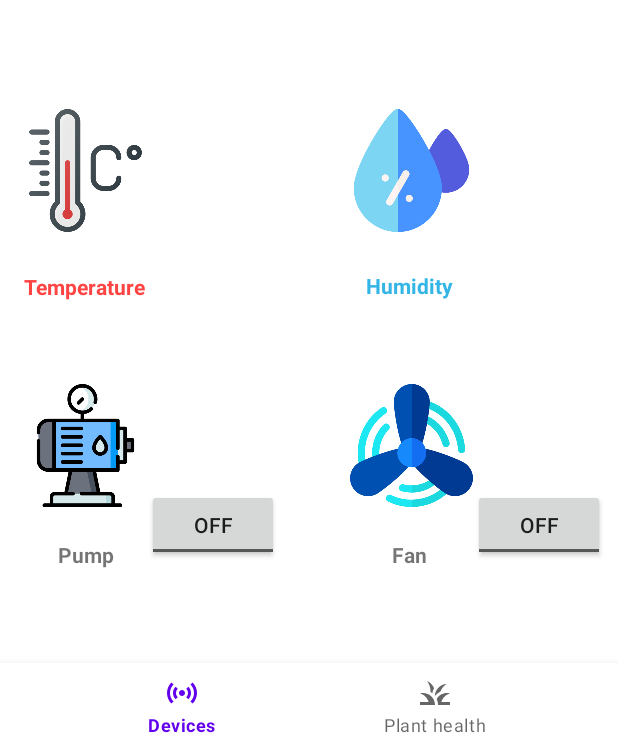
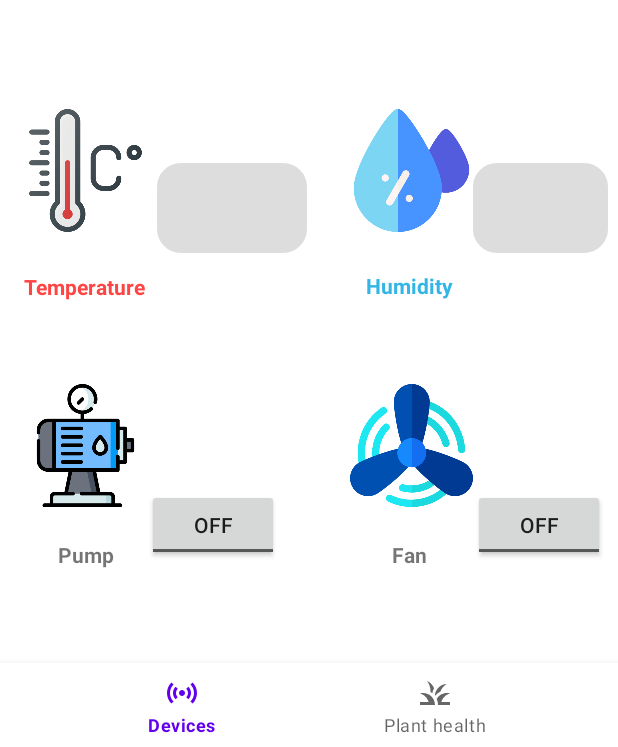
Before and after one commit to hardcoresummer/AIoT, an Android app: the screen it shows after launch (MainActivity), on a phone screen of 412 x 824 dp, the part 489-1236 px from its top. Run offline under Robolectric (Android 15) with nearby library versions, the phone set to English and light mode, and no system bars; our stand-ins replace Shimmer, Volley; libraries missing offline, so code that uses them is left out: org.eclipse.paho; 8 statements that could not run were skipped.

Commit message:
add shimmer

```diff
--- a/IoTDashboard/app/src/main/java/com/project/iotdashboard/SensorFragment.java
+++ b/IoTDashboard/app/src/main/java/com/project/iotdashboard/SensorFragment.java
@@ -68,6 +68,8 @@ public class SensorFragment extends Fragment {
     @Override
     public void onCreate(Bundle savedInstanceState) {
         super.onCreate(savedInstanceState);
+
+
 //        seem like the lifecycle of Fragment is not long enough it must use the outer activity
         model = new ViewModelProvider(getActivity()).get(SensorViewModel.class);
 
@@ -81,8 +83,14 @@ public class SensorFragment extends Fragment {
         model.getTempData().observe(this, data->{
             Log.d("APP","data is"+data.toString());
             txtTemp.setText(data);
+            txtTemp.setVisibility(View.VISIBLE);
+            container_temp.stopShimmer();
+            container_temp.setVisibility(View.GONE);
         });
         model.getHumidData().observe(this, data->{
+            txtHumi.setVisibility(View.VISIBLE);
+            container_humid.stopShimmer();
+            container_humid.setVisibility(View.GONE);
             txtHumi.setText(data);
         });
 
@@ -94,6 +102,8 @@ public class SensorFragment extends Fragment {
         txtHumi = view.findViewById(R.id.txtHumidity);
         btnPump = view.findViewById(R.id.btnPUMP);
         btnFan = view.findViewById(R.id.btnFAN);
+        container_temp = view.findViewById(R.id.shimmer_temp);
+        container_humid = view.findViewById(R.id.shimmer_humid);
         btnPump.setOnCheckedChangeListener((compoundButton, b) -> {
             model.setPumpOn(b);
         });
--- /dev/null
+++ b/IoTDashboard/app/src/main/res/drawable/rounded_corner.xml
@@ -0,0 +1,17 @@
+<?xml version="1.0" encoding="utf-8"?>
+<shape xmlns:android="http://schemas.android.com/apk/res/android" >
+
+
+    <stroke
+        android:width="1dp"
+        android:color="#DDDDDD" />
+    <solid android:color="#DDDDDD" />
+
+    <padding
+        android:left="1dp"
+        android:right="1dp"
+        android:bottom="1dp"
+        android:top="1dp" />
+
+    <corners android:radius="15dp" />
+</shape>
--- a/IoTDashboard/app/src/main/res/layout/fragment_sensor.xml
+++ b/IoTDashboard/app/src/main/res/layout/fragment_sensor.xml
@@ -63,6 +63,27 @@
         app:layout_constraintVertical_bias="0.0" />
 
 
+    <com.facebook.shimmer.ShimmerFrameLayout
+        android:id="@+id/shimmer_temp"
+        android:layout_width="wrap_content"
+        android:layout_height="wrap_content"
+        app:layout_constraintBottom_toBottomOf="parent"
+        app:layout_constraintEnd_toEndOf="parent"
+        app:layout_constraintHorizontal_bias="0.03"
+        app:layout_constraintStart_toEndOf="@+id/imageView2"
+        app:layout_constraintTop_toTopOf="parent"
+        app:layout_constraintVertical_bias="0.535"
+        >
+
+        <TextView
+            android:id="@+id/hmm"
+            android:layout_width="100dp"
+            android:layout_height="60dp"
+            android:background="@drawable/rounded_corner"
+            android:gravity="top"
+            android:textSize="40dp" />
+    </com.facebook.shimmer.ShimmerFrameLayout>
+
     <TextView
         android:id="@+id/txtTemperature"
         android:layout_width="82dp"
@@ -74,9 +95,30 @@
         app:layout_constraintHorizontal_bias="0.0"
         app:layout_constraintStart_toEndOf="@+id/imageView2"
         app:layout_constraintTop_toTopOf="parent"
-            app:layout_constraintVertical_bias="0.535" />
+        app:layout_constraintVertical_bias="0.535"
+        android:visibility="gone"/>
 
 
+    <com.facebook.shimmer.ShimmerFrameLayout
+        android:id="@+id/shimmer_humid"
+        android:layout_width="wrap_content"
+        android:layout_height="wrap_content"
+        app:layout_constraintBottom_toBottomOf="parent"
+        app:layout_constraintEnd_toEndOf="parent"
+        app:layout_constraintHorizontal_bias="0.03"
+        app:layout_constraintStart_toEndOf="@+id/imageView3"
+        app:layout_constraintTop_toTopOf="parent"
+        app:layout_constraintVertical_bias="0.535"
+        >
+
+        <TextView
+            android:id="@+id/placeholder_humid"
+            android:layout_width="90dp"
+            android:layout_height="60dp"
+            android:background="@drawable/rounded_corner"
+            android:gravity="top"
+            android:textSize="35dp" />
+    </com.facebook.shimmer.ShimmerFrameLayout>
     <TextView
         android:id="@+id/txtHumidity"
         android:layout_width="82dp"
@@ -88,7 +130,8 @@
         app:layout_constraintHorizontal_bias="0.0"
         app:layout_constraintStart_toEndOf="@+id/imageView3"
         app:layout_constraintTop_toTopOf="parent"
-        app:layout_constraintVertical_bias="0.535" />
+        app:layout_constraintVertical_bias="0.535"
+        android:visibility="gone"/>
 
     <ImageView
         android:id="@+id/imageView4"
```
Lines whose indentation alone changed are shown as unchanged.
